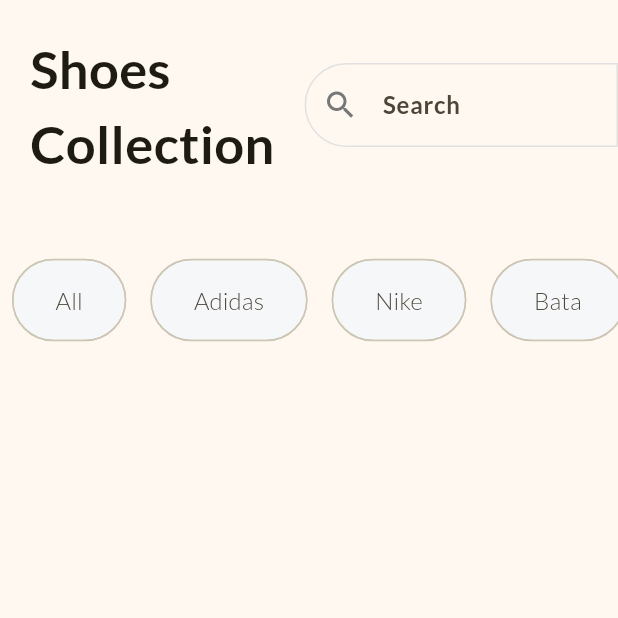
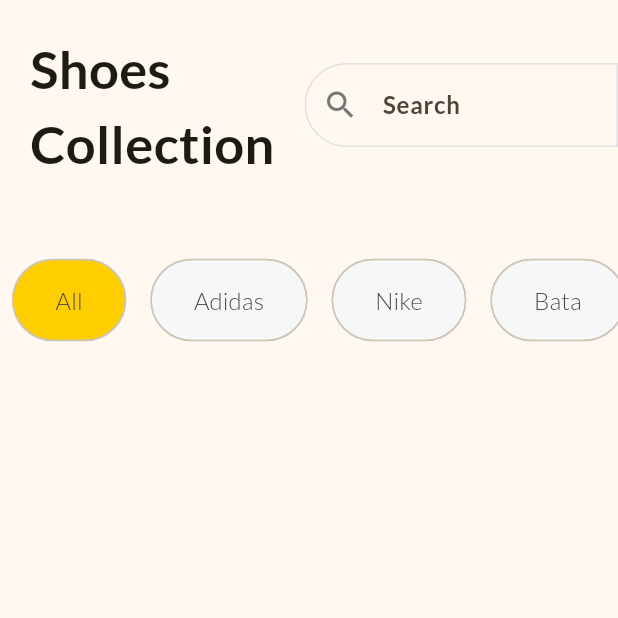
Before and after one commit to aryanbhardwaj24/shopping_app, a Flutter app: the screen it shows after launch, on a phone screen of 412 x 824 dp, the top half of it. Run offline on Flutter 3.47's test engine with Material 3 defaults, Android fonts, the phone set to English and light mode, and no system bars.

Commit message:
wrap the Chip widget representing the brand filters in GestureDetector widget and update the selectedFilter variable denoting the selected brand filter accordingly

```diff
--- a/lib/home_page.dart
+++ b/lib/home_page.dart
@@ -8,15 +8,23 @@ class HomePage extends StatefulWidget {
 }
 
 class _HomePageState extends State<HomePage> {
-  @override
-  Widget build(BuildContext context) {
-    const List<String> filters = [
+  final List<String> filters = const [
     'All',
     'Adidas',
     'Nike',
     'Bata',
   ];
 
+  late String selectedFilter;
+
+  @override
+  void initState() {
+    super.initState();
+    selectedFilter = filters[0];
+  }
+
+  @override
+  Widget build(BuildContext context) {
     const border = OutlineInputBorder(
       borderSide: BorderSide(
         color: Color.fromRGBO(225, 225, 225, 1),
@@ -66,6 +74,10 @@ class _HomePageState extends State<HomePage> {
                     padding: const EdgeInsets.symmetric(
                       horizontal: 8.0,
                     ),
+                    child: GestureDetector(
+                      onTap: () {
+                        selectedFilter = filter;
+                      },
                       child: Chip(
                         padding: const EdgeInsets.symmetric(
                           horizontal: 20,
@@ -78,7 +90,10 @@ class _HomePageState extends State<HomePage> {
                         shape: RoundedRectangleBorder(
                           borderRadius: BorderRadius.circular(32),
                         ),
-                      backgroundColor: const Color.fromRGBO(245, 247, 249, 1),
+                        backgroundColor: selectedFilter == filter
+                            ? Theme.of(context).colorScheme.primary
+                            : const Color.fromRGBO(245, 247, 249, 1),
+                      ),
                     ),
                   );
                 },
```
Lines whose indentation alone changed are shown as unchanged.
